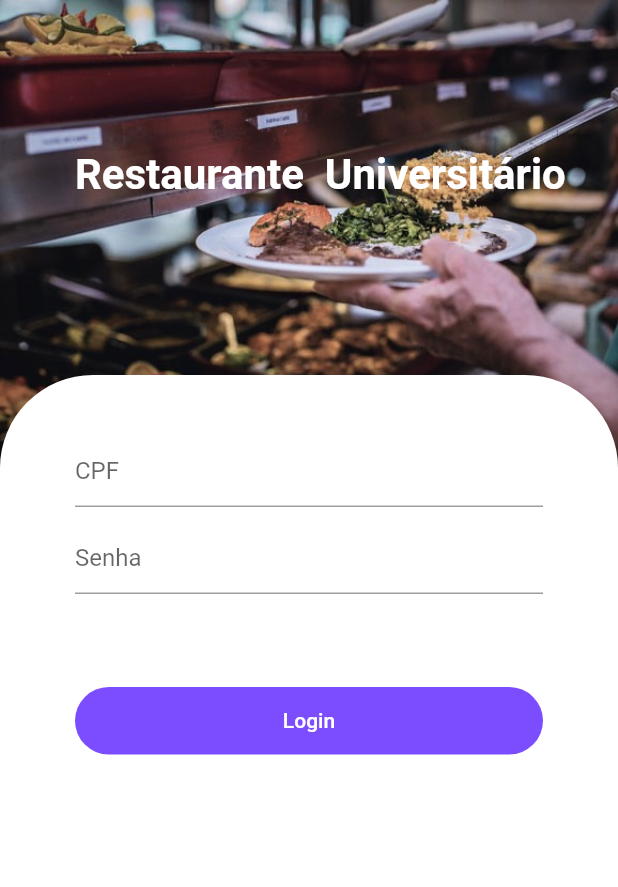
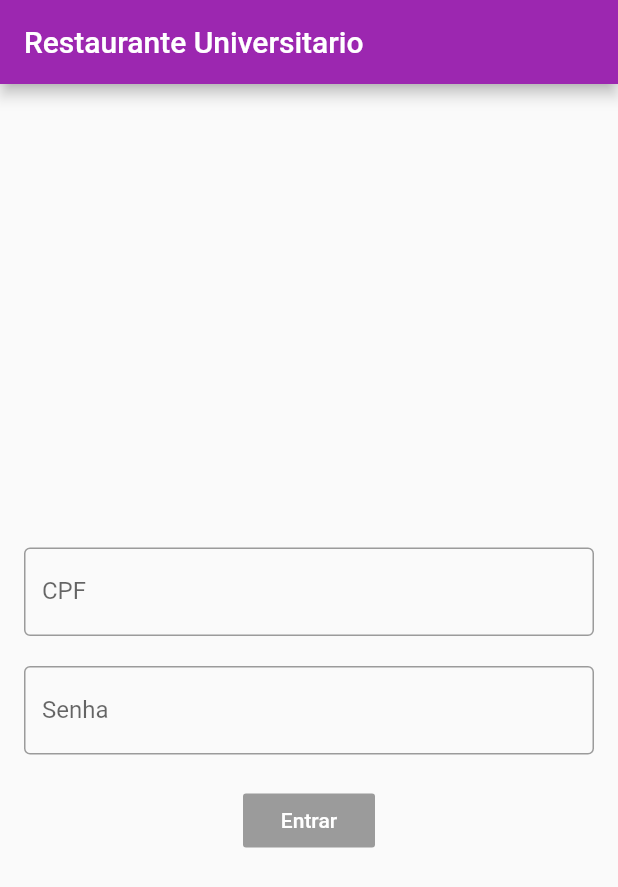
Before and after one commit to GersonVs/ru-app-employee, a Flutter app: the screen it shows after launch, on a phone screen of 412 x 824 dp. Shown: the top 887 px of the screen. Run offline on Flutter 3.47's test engine with Material 2 defaults, Android fonts, the phone set to English and light mode, and no system bars; our stand-ins replace rxdart; missing offline and left inert: flutter_barcode_scanner.

```diff
--- /dev/null
+++ b/employee/lib/bloc.dart
@@ -0,0 +1,36 @@
+import 'dart:async';
+import 'validator.dart';
+import 'package:rxdart/rxdart.dart';
+
+class Bloc extends Object with Validators implements BaseBloc {
+  final _emailController = BehaviorSubject<String>();
+  final _passwordController = BehaviorSubject<String>();
+
+  Function(String) get emailChanged => _emailController.sink.add;
+  Function(String) get passwordChanged => _passwordController.sink.add;
+
+  //Another way
+  // StreamSink<String> get emailChanged => _emailController.sink;
+  // StreamSink<String> get passwordChanged => _passwordController.sink;
+
+  Stream<String> get email => _emailController.stream.transform(emailValidator);
+  Stream<String> get password =>
+      _passwordController.stream.transform(passwordValidator);
+
+  Stream<bool> get submitCheck =>
+      Observable.combineLatest2(email, password, (e, p) => true);
+
+  submit() {
+    print("xyx");
+  }
+
+  @override
+  void dispose() {
+    _emailController?.close();
+    _passwordController?.close();
+  }
+}
+
+abstract class BaseBloc {
+  void dispose();
+}
--- a/employee/lib/main.dart
+++ b/employee/lib/main.dart
@@ -1,167 +1,89 @@
+import 'package:employee/bloc.dart';
 import 'package:flutter/material.dart';
-import 'package:flutter/services.dart';
 import 'scanner.dart';
 
-void main() => runApp( MyApp());
+
+void main() => runApp(MyApp());
 
 class MyApp extends StatelessWidget {
   @override
   Widget build(BuildContext context) {
     return MaterialApp(
-      home: LoginPage(),
+      home: HomePage(),
+      theme: ThemeData(
+        primarySwatch: Colors.purple,
+      ),
       debugShowCheckedModeBanner: false,
     );
   }
 }
 
-class LoginPage extends StatefulWidget {
-  @override
-  _LoginPageState createState() => _LoginPageState();
-}
-
-class _LoginPageState extends State<LoginPage> {
-
-  @override
-  void initState() {
-    SystemChrome.setEnabledSystemUIOverlays([]);
-    super.initState();
+class HomePage extends StatelessWidget {
+  changeThePage(BuildContext context) {
+    Navigator.of(context)
+        .push(MaterialPageRoute(builder: (context) => Scanner()));
   }
 
   @override
   Widget build(BuildContext context) {
+    final bloc = Bloc();
+
     return Scaffold(
-      body: Container(
-        width: double.maxFinite,
-        height: double.maxFinite,
-        child: Stack(
-          children: <Widget>[
-            Positioned(
-
-              child: Image.asset(
-                "images/almoco.jpg",
+      appBar: AppBar(
+        title: Text("Restaurante Universitario"),
+      ),
+      body: SingleChildScrollView(
+        child: Container(
+          height: MediaQuery.of(context).size.height,
+          padding: EdgeInsets.all(16),
+          child: Column(
+            mainAxisSize: MainAxisSize.max,
+            mainAxisAlignment: MainAxisAlignment.center,
+            children: <Widget>[
+              StreamBuilder<String>(
+                stream: bloc.email,
+                builder: (context, snapshot) => TextField(
+                      onChanged: bloc.emailChanged,
+                      keyboardType: TextInputType.emailAddress,
+                      decoration: InputDecoration(
+                          border: OutlineInputBorder(),
+                          hintText: "Digite o CPF",
+                          labelText: "CPF",
+                          errorText: snapshot.error),
+                    ),
               ),
-            ),
-
-            Positioned(
-              top: 100,
-              left: 50,
-              child: Text('Restaurante  Universitário',
-                style: TextStyle(
-                  fontSize: 28,
-                  fontWeight: FontWeight.bold,
-                  color: Colors.white
-                ),
+              SizedBox(
+                height: 20.0,
               ),
-            ),
-
-            Positioned(
-              top: 250,
-              child: Container(
-                padding: EdgeInsets.only(top:40, left: 50, right: 50, bottom: 50),
-                width: MediaQuery.of(context).size.width,
-                height: MediaQuery.of(context).size.height,
-                decoration: BoxDecoration(
-                  color: Colors.white,
-                  borderRadius: BorderRadius.only(
-                    topLeft: Radius.circular(62),
-                    topRight: Radius.circular(62)
-                  )
-                ),
-                child: Column(
-                  children: <Widget>[
-                    TextField(
+              StreamBuilder<String>(
+                stream: bloc.password,
+                builder: (context, snapshot) => TextField(
+                      onChanged: bloc.passwordChanged,
+                      keyboardType: TextInputType.text,
+                      obscureText: true,
                       decoration: InputDecoration(
-                        hintText: 'CPF'
-                      )
+                          border: OutlineInputBorder(),
+                          hintText: "Digite a senha",
+                          labelText: "Senha",
+                          errorText: snapshot.error),
                     ),
-
-                    Padding(
-                      padding: EdgeInsets.only(top: 10, bottom: 62),
-                      child: TextField(
-                        decoration: InputDecoration(
-                          hintText: 'Senha'
-                        ),
-                      ),
+              ),
+              SizedBox(
+                height: 20.0,
+              ),
+              StreamBuilder<bool>(
+                stream: bloc.submitCheck,
+                builder: (context, snapshot) => RaisedButton(
+                      color: Colors.purple,
+                      onPressed: snapshot.hasData
+                          ? () => changeThePage(context)
+                          : null,
+                      child: Text("Entrar"),
+                      textColor: Colors.white,
                     ),
-
-                    Container(
-                      height: 45,
-                      width: double.maxFinite,
-                      decoration: BoxDecoration(
-                        color: Colors.deepPurpleAccent,
-                        borderRadius: BorderRadius.all(
-                          Radius.circular(32)
-                        ),
-                      ),
-                      child: Center(
-                        child: RaisedButton(
-                          textColor: Colors.white,
-                          color: Colors.deepPurpleAccent,
-                          elevation: 0,
-                          child: Text('Login'),
-                          onPressed: (){
-                            Navigator.push(context, MaterialPageRoute(builder: (context) => Scanner()));
-                          },
-                        )
-
-                      ),
-                    ),
-
-
-                    Container(height: 8,),
-                    Text("",
-                      style: TextStyle(
-                        color: Colors.grey
-                      ),
-                    ),
-
-                    // Container(height: 70,),
-
-                    // Row(
-                    //   mainAxisAlignment: MainAxisAlignment.center,
-                    //   children: <Widget>[
-
-                    //     Container(
-                    //       width: 60,
-                    //       height: 60,
-                    //       decoration: BoxDecoration(
-                    //           color: Colors.grey[300],
-                    //           borderRadius: BorderRadius.all(
-                    //               Radius.circular(100)
-                    //           )
-                    //       ),
-                    //       child: Center(
-                    //         child: Icon(Icons.face,
-                    //           color: Colors.grey[700],
-                    //         ),
-                    //       ),
-                    //     ),
-
-                    //     Container(width: 30,),
-
-                    //     Container(
-                    //       width: 60,
-                    //       height: 60,
-                    //       decoration: BoxDecoration(
-                    //           color: Colors.grey[300],
-                    //           borderRadius: BorderRadius.all(
-                    //               Radius.circular(100)
-                    //           )
-                    //       ),
-                    //       child: Center(
-                    //         child: Icon(Icons.fingerprint,
-                    //           color: Colors.grey[700],
-                    //         ),
-                    //       ),
-                    //     ),
-
-                    //   ],
-                    // )
-                  ],
-                ),
               ),
-            )
-          ],
+            ],
+          ),
         ),
       ),
     );
--- /dev/null
+++ b/employee/lib/validator.dart
@@ -0,0 +1,27 @@
+import 'dart:async';
+mixin Validators{
+
+
+  var emailValidator = StreamTransformer<String,String>.fromHandlers(
+    handleData: (email,sink){
+      //String digito;
+      // if(email.contains('$digito . $digito . $digito - $digito')){
+      if(email.length>10){
+        sink.add(email);
+      }else{
+        sink.addError("O CPF não é valido");
+      }
+    }
+  );
+
+  var passwordValidator = StreamTransformer<String,String>.fromHandlers(
+    handleData: (password,sink){
+      if(password.length>4){
+        sink.add(password);
+      }else{
+        sink.addError("A senha precisa ter mais de 4 caracteres");
+      }
+    }
+  );
+
+}
--- a/employee/pubspec.yaml
+++ b/employee/pubspec.yaml
@@ -24,6 +24,7 @@ dependencies:
   # Use with the CupertinoIcons class for iOS style icons.
   cupertino_icons: ^0.1.2
   flutter_barcode_scanner: ^0.0.9
+  rxdart:
 
 
 dev_dependencies:
```
Also changed, not shown: employee/pubspec.lock.
